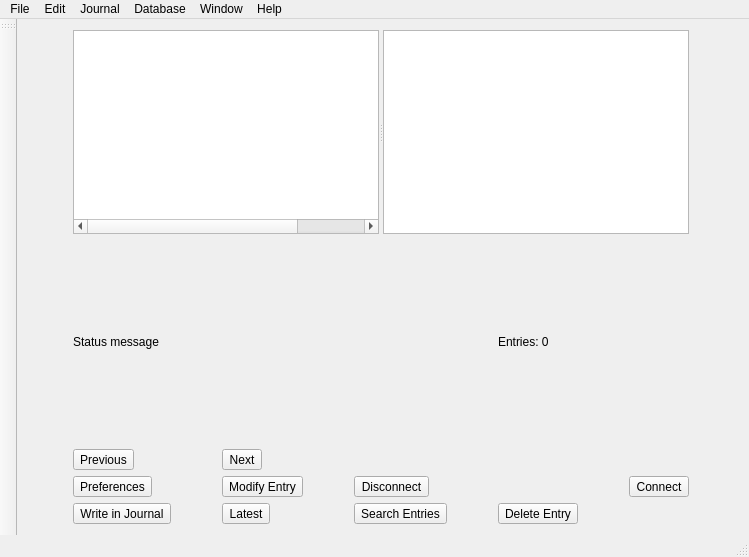
Qt form mainwindow.ui (netrunner-debian-kde-extras/robojournal) before a commit.
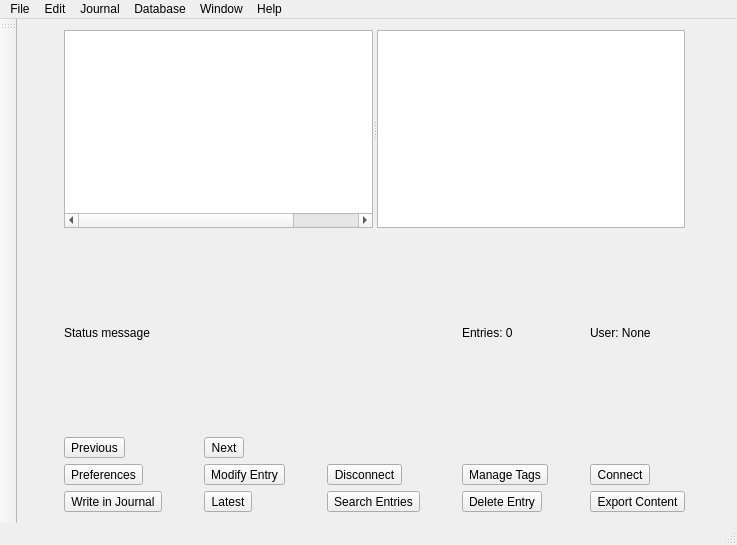
The same form after that commit. Icons and pictures are not drawn.

```diff
--- a/mainwindow.ui
+++ b/mainwindow.ui
@@ -6,8 +6,8 @@
    <rect>
     <x>0</x>
     <y>0</y>
-    <width>749</width>
-    <height>557</height>
+    <width>737</width>
+    <height>545</height>
    </rect>
   </property>
   <property name="windowTitle">
@@ -290,6 +290,47 @@
       </property>
      </widget>
     </item>
+    <item row="3" column="3">
+     <widget class="QToolButton" name="Tag">
+      <property name="toolTip">
+       <string>Manage Tags</string>
+      </property>
+      <property name="text">
+       <string>Manage Tags</string>
+      </property>
+      <property name="icon">
+       <iconset resource="images.qrc">
+        <normaloff>:/icons/tag_orange.png</normaloff>:/icons/tag_orange.png</iconset>
+      </property>
+      <property name="toolButtonStyle">
+       <enum>Qt::ToolButtonTextBesideIcon</enum>
+      </property>
+     </widget>
+    </item>
+    <item row="5" column="4">
+     <widget class="QToolButton" name="ExportEntry">
+      <property name="toolTip">
+       <string>Export Content</string>
+      </property>
+      <property name="text">
+       <string>Export Content</string>
+      </property>
+      <property name="icon">
+       <iconset resource="images.qrc">
+        <normaloff>:/icons/disk.png</normaloff>:/icons/disk.png</iconset>
+      </property>
+      <property name="toolButtonStyle">
+       <enum>Qt::ToolButtonTextBesideIcon</enum>
+      </property>
+     </widget>
+    </item>
+    <item row="1" column="4">
+     <widget class="QLabel" name="Status_User">
+      <property name="text">
+       <string>User: None</string>
+      </property>
+     </widget>
+    </item>
    </layout>
   </widget>
   <widget class="QMenuBar" name="menuBar">
@@ -297,7 +338,7 @@
     <rect>
      <x>0</x>
      <y>0</y>
-     <width>749</width>
+     <width>737</width>
      <height>21</height>
     </rect>
    </property>
```
Left out of the diff: 106 changed lines with no effect on the pictures.
